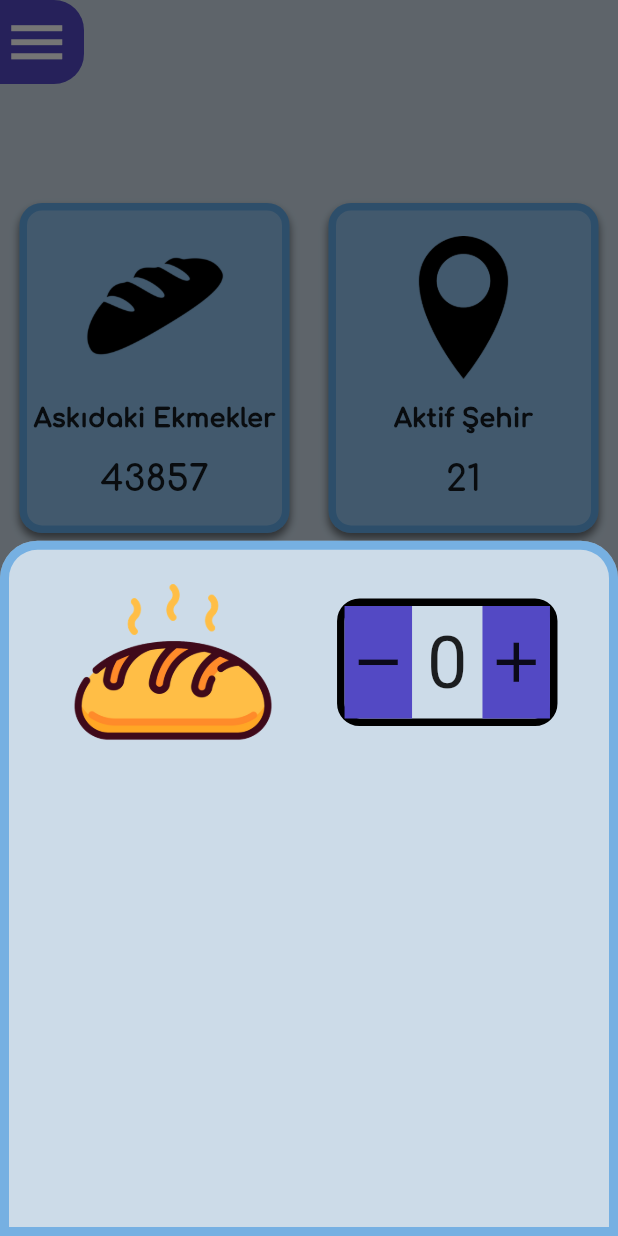
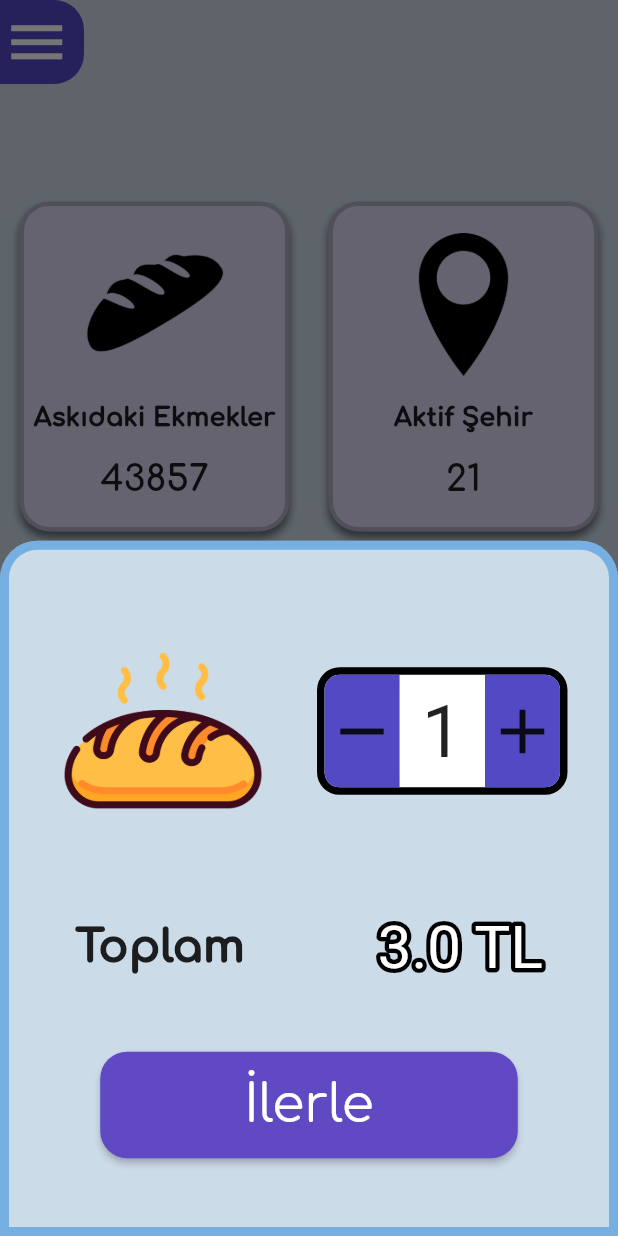
Before and after one commit to basarYargici/flutter_hackathon_bread_donate, a Flutter app: the HomeScreen screen opened by its route, after a tap on "Bağışla", on a phone screen of 412 x 824 dp. Run offline on Flutter 3.47's test engine with Material 2 defaults, Android fonts, the phone set to English and light mode, and no system bars; drawn by our look-alikes of bordered_text; our stand-ins replace flutter_spinkit, lottie; project files that could hold a hidden picture were left out.

Commit message:
Added functionality to the bread counter

```diff
--- a/lib/config/styles/styles.dart
+++ b/lib/config/styles/styles.dart
@@ -58,20 +58,33 @@ final BoxShadow cardBoxShadow = BoxShadow(
   color: Colors.black.withOpacity(0.5),
 );
 
-final BoxDecoration customCardBoxDecoration = BoxDecoration(
-  boxShadow: [cardBoxShadow],
+final BoxDecoration borderedCardBoxDecoration = BoxDecoration(
   color: Color(0xff8FC2EE),
   borderRadius: BorderRadius.circular(15),
   border: Border.all(color: Color(0x662086DD), width: 5),
 );
 
 final BoxDecoration donateButtonBoxDecoration = BoxDecoration(
+  color: Color(0xff6249C4),
+  borderRadius: BorderRadius.circular(15),
+  border: Border.all(color: Colors.black.withOpacity(0.2), width: 5),
+);
+
+final BoxDecoration shadowedBoxDecoration = BoxDecoration(
   color: Color(0xff5349C4),
   borderRadius: BorderRadius.circular(20),
   boxShadow: [cardBoxShadow],
   border: Border.all(color: Colors.black.withOpacity(0.2), width: 3),
 );
 
+final BoxDecoration modalBottomSheetBoxDecoration = BoxDecoration(
+  borderRadius: BorderRadius.only(
+    topLeft: Radius.circular(25),
+    topRight: Radius.circular(25),
+  ),
+  color: Color(0xffCCDBE8),
+  border: Border.all(color: Color(0xff2086DD).withOpacity(0.5), width: 6),
+);
 //custom themes
 final ThemeData customTheme = ThemeData().copyWith(
   bottomSheetTheme: BottomSheetThemeData(
--- a/lib/main.dart
+++ b/lib/main.dart
@@ -19,7 +19,7 @@ class DonationApp extends StatelessWidget {
       debugShowCheckedModeBanner: false,
       title: 'Flutter Demo',
       theme: customTheme,
-      initialRoute: SplashScreen.routeName,
+      initialRoute: HomeScreen.routeName,
       routes: routes,
     );
   }
--- /dev/null
+++ b/lib/screens/home/components/counter_button.dart
@@ -0,0 +1,40 @@
+import 'package:flutter/cupertino.dart';
+
+class CounterIconButton extends StatelessWidget {
+  final Icon icon;
+  final Function pressed;
+  final double tl;
+  final double tr;
+  final double bl;
+  final double br;
+
+  const CounterIconButton({
+    Key key,
+    this.icon,
+    this.pressed,
+    this.tl = 0,
+    this.tr = 0,
+    this.bl = 0,
+    this.br = 0,
+  }) : super(key: key);
+
+  @override
+  Widget build(BuildContext context) {
+    return GestureDetector(
+      onTap: pressed,
+      child: Container(
+        height: 75,
+        child: icon,
+        decoration: BoxDecoration(
+          color: Color(0xff5349C4),
+          borderRadius: BorderRadius.only(
+            bottomLeft: Radius.circular(bl),
+            bottomRight: Radius.circular(br),
+            topLeft: Radius.circular(tl),
+            topRight: Radius.circular(tr),
+          ),
+        ),
+      ),
+    );
+  }
+}
--- /dev/null
+++ b/lib/screens/home/components/counter_container.dart
@@ -0,0 +1,54 @@
+import 'package:flutter/material.dart';
+import 'package:flutter_hackathon_bread_donate/config/styles/styles.dart';
+import 'package:flutter_hackathon_bread_donate/screens/home/models/bread_count_model.dart';
+import 'package:provider/provider.dart';
+import 'counter_button.dart';
+
+class CounterContainer extends StatelessWidget {
+  const CounterContainer({
+    Key key,
+  }) : super(key: key);
+
+  @override
+  Widget build(BuildContext context) {
+    return Consumer<SelectedBreadInfo>(builder: (context, value, child) {
+      return Container(
+        decoration: borderedCardBoxDecoration.copyWith(
+            color: Colors.white,
+            border: Border.all(color: Colors.black, width: 5)),
+        child: Row(
+          children: [
+            CounterIconButton(
+              tl: 10,
+              bl: 10,
+              icon: Icon(
+                Icons.remove,
+                size: 50,
+              ),
+              pressed: () {
+                value.decreamentBreadCount();
+              },
+            ),
+            Padding(
+              padding: const EdgeInsets.symmetric(horizontal: 15),
+              child: Text(
+                '${Provider.of<SelectedBreadInfo>(context).breadCount.toString()}',
+                style: TextStyle(fontSize: 48),
+              ),
+            ),
+            CounterIconButton(
+                tr: 10,
+                br: 10,
+                icon: Icon(
+                  Icons.add,
+                  size: 50,
+                ),
+                pressed: () {
+                  value.incrementBreadCount();
+                }),
+          ],
+        ),
+      );
+    });
+  }
+}
--- a/lib/screens/home/components/custom_card.dart
+++ b/lib/screens/home/components/custom_card.dart
@@ -18,7 +18,7 @@ class CustomCard extends StatelessWidget {
     return Container(
       height: 220,
       width: 180,
-      decoration: customCardBoxDecoration,
+      decoration: shadowedBoxDecoration.copyWith(color: Color(0xffDCD8F1)),
       child: Column(
         mainAxisAlignment: MainAxisAlignment.spaceEvenly,
         children: [
--- /dev/null
+++ b/lib/screens/home/components/next_button.dart
@@ -0,0 +1,31 @@
+import 'package:flutter/material.dart';
+
+class NextButtonModalSheet extends StatelessWidget {
+  final String title;
+  final Function onTap;
+
+  const NextButtonModalSheet({
+    Key key,
+    this.title,
+    this.onTap,
+  }) : super(key: key);
+
+  @override
+  Widget build(BuildContext context) {
+    return RaisedButton(
+      shape: RoundedRectangleBorder(
+        borderRadius: BorderRadius.circular(18.0),
+      ),
+      color: Color(0xff6249C4),
+      onPressed: onTap,
+      child: Padding(
+        padding: EdgeInsets.symmetric(horizontal: 80, vertical: 16),
+        child: Text(
+          title,
+          style: TextStyle(
+              fontSize: 35, color: Colors.white, fontFamily: 'Comfortaa'),
+        ),
+      ),
+    );
+  }
+}
--- /dev/null
+++ b/lib/screens/home/components/total_displayer.dart
@@ -0,0 +1,36 @@
+import 'package:bordered_text/bordered_text.dart';
+import 'package:flutter/material.dart';
+
+class TotalDisplayBorderedText extends StatelessWidget {
+  final double total;
+
+  const TotalDisplayBorderedText({
+    Key key,
+    this.total,
+  }) : super(key: key);
+
+  @override
+  Widget build(BuildContext context) {
+    return Row(
+      mainAxisAlignment: MainAxisAlignment.spaceAround,
+      children: [
+        Text('Toplam',
+            style: TextStyle(
+                fontSize: 30,
+                fontFamily: 'Comfortaa',
+                fontWeight: FontWeight.w900)),
+        BorderedText(
+          strokeColor: Colors.black,
+          child: Text(
+            '${total.toString()} TL',
+            style: TextStyle(
+              fontSize: 40,
+              color: Colors.white,
+              decoration: TextDecoration.none,
+            ),
+          ),
+        ),
+      ],
+    );
+  }
+}
--- a/lib/screens/home/components/vertical_card.dart
+++ b/lib/screens/home/components/vertical_card.dart
@@ -18,7 +18,7 @@ class VerticalCard extends StatelessWidget {
     return Container(
       width: 380,
       height: 135,
-      decoration: customCardBoxDecoration,
+      decoration: shadowedBoxDecoration.copyWith(color: Color(0xffDCD8F1)),
       child: Row(
         mainAxisAlignment: MainAxisAlignment.spaceEvenly,
         children: [
--- a/lib/screens/home/custom_modal_sheet.dart
+++ b/lib/screens/home/custom_modal_sheet.dart
@@ -1,18 +1,23 @@
 import 'package:flutter/material.dart';
+import 'package:bordered_text/bordered_text.dart';
+import 'package:flutter_hackathon_bread_donate/config/styles/styles.dart';
+import 'package:flutter_hackathon_bread_donate/screens/home/models/bread_count_model.dart';
+import 'package:provider/provider.dart';
+
+import 'components/counter_button.dart';
+import 'components/counter_container.dart';
+import 'components/next_button.dart';
+import 'components/total_displayer.dart';
 
 class CustomModalSheet extends StatelessWidget {
   @override
   Widget build(BuildContext context) {
-    return Container(
-      decoration: BoxDecoration(
-        borderRadius: BorderRadius.only(
-          topLeft: Radius.circular(25),
-          topRight: Radius.circular(25),
-        ),
-        color: Color(0xffCCDBE8),
-        border: Border.all(color: Color(0xff2086DD).withOpacity(0.5), width: 6),
-      ),
+    return ChangeNotifierProvider(
+      create: (context) => SelectedBreadInfo(),
+      child: Container(
+        decoration: modalBottomSheetBoxDecoration,
         child: Column(
+          mainAxisAlignment: MainAxisAlignment.spaceEvenly,
           children: [
             Row(
               mainAxisAlignment: MainAxisAlignment.spaceEvenly,
@@ -22,64 +27,26 @@ class CustomModalSheet extends StatelessWidget {
                   height: 150,
                   child: Image.asset('assets/images/png/colored_bread.png'),
                 ),
-              Container(
-                decoration: BoxDecoration(
-                  borderRadius: BorderRadius.circular(15),
-                  border: Border.all(color: Colors.black, width: 5),
-                ),
-                child: Row(
-                  children: [
-                    CounterIconButton(
-                      icon: Icon(
-                        Icons.remove,
-                        size: 45,
-                      ),
-                      pressed: () {
-                        print('ss');
-                      },
-                    ),
-                    Padding(
-                      padding: const EdgeInsets.symmetric(horizontal: 10),
-                      child: Text(
-                        '0',
-                        style: TextStyle(fontSize: 48),
-                      ),
-                    ),
-                    CounterIconButton(
-                      icon: Icon(
-                        Icons.add,
-                        size: 45,
-                      ),
-                      pressed: () {
-                        print('ss');
-                      },
-                    ),
+                CounterContainer(),
               ],
             ),
-              )
+            TotalDisplayBorderedText(
+              total: 3,
+            ),
+            Builder(builder: (context) {
+              return NextButtonModalSheet(
+                title: 'İlerle',
+                onTap: () {
+                  var breadCount =
+                      Provider.of<SelectedBreadInfo>(context, listen: false)
+                          .breadCount;
+                  print(breadCount);
+                },
+              );
+            }),
           ],
-          )
-        ],
+        ),
       ),
     );
   }
 }
-
-class CounterIconButton extends StatelessWidget {
-  final Icon icon;
-  final Function pressed;
-
-  const CounterIconButton({
-    Key key,
-    this.icon,
-    this.pressed,
-  }) : super(key: key);
-
-  @override
-  Widget build(BuildContext context) {
-    return GestureDetector(
-      onTap: pressed,
-      child: Container(height: 75, color: Color(0xff5349C4), child: icon),
-    );
-  }
-}
--- /dev/null
+++ b/lib/screens/home/models/bread_count_model.dart
@@ -0,0 +1,22 @@
+import 'package:flutter/cupertino.dart';
+
+class SelectedBreadInfo with ChangeNotifier {
+  int _breadCount = 1;
+
+  int get breadCount => _breadCount;
+
+  void incrementBreadCount() {
+    _breadCount++;
+    notifyListeners();
+  }
+
+  void decreamentBreadCount() {
+    if (_breadCount != 1) _breadCount--;
+    notifyListeners();
+  }
+
+  void resetBreadCount() {
+    _breadCount = 0;
+    notifyListeners();
+  }
+}
--- a/pubspec.yaml
+++ b/pubspec.yaml
@@ -32,6 +32,8 @@ dependencies:
   pedantic: ^1.9.2
   http: ^0.12.2
   flutter_spinkit: ^4.1.2+1
+  bordered_text: ^1.0.1
+  provider: ^4.3.3
 
 
 
```
Also changed, not shown: pubspec.lock. Lines whose indentation alone changed are shown as unchanged.
